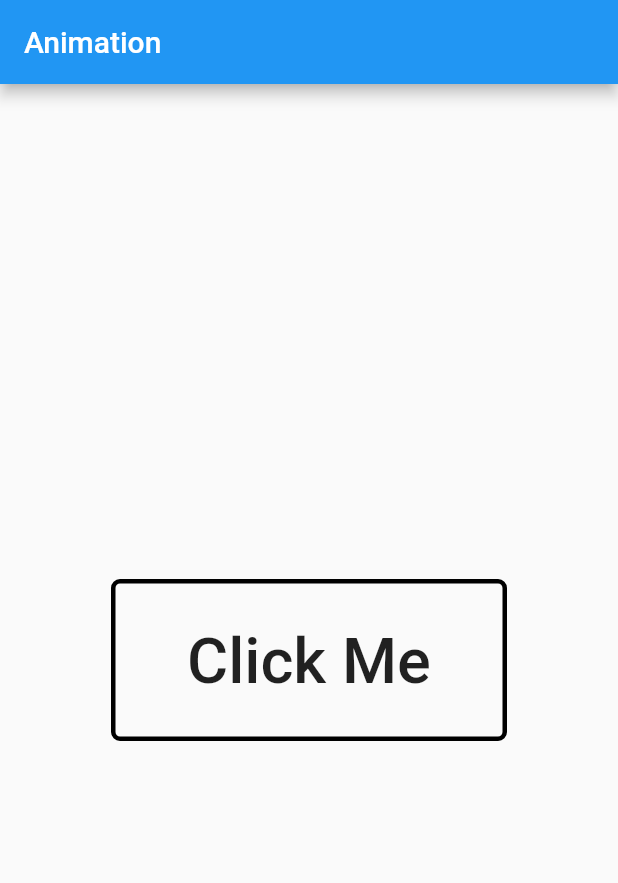
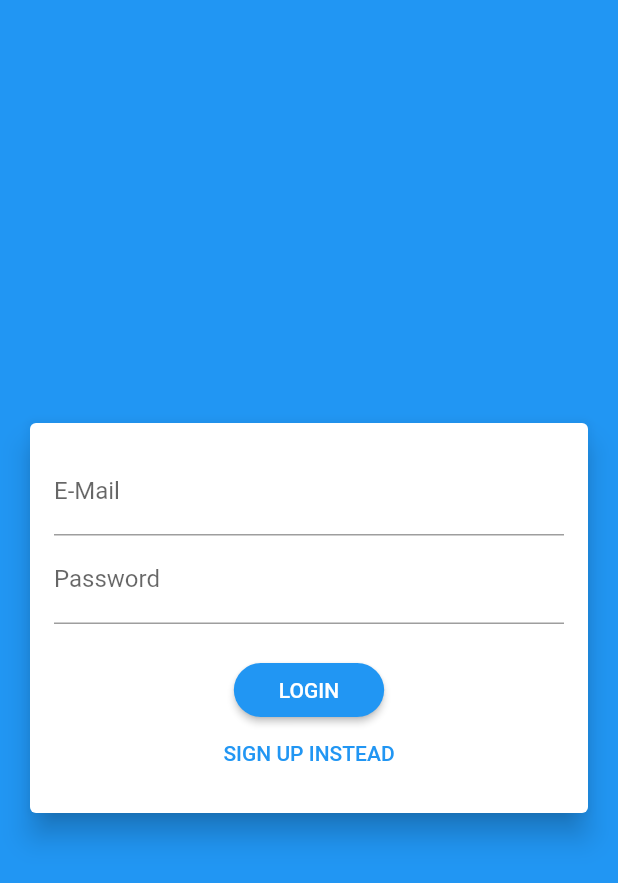
Before and after one commit to khaled98824/animation_hassn, a Flutter app: the screen it shows after launch, on a phone screen of 412 x 824 dp. Shown: the top 883 px of the screen. Run offline on Flutter 3.47's test engine with Material 2 defaults, Android fonts, the phone set to English and light mode, and no system bars.

Commit message:
animation

```diff
--- /dev/null
+++ b/lib/Login_Screen_Animation.dart
@@ -0,0 +1,143 @@
+import 'package:flutter/material.dart';
+
+class LogIn_Up_Screen_Animation extends StatefulWidget {
+  @override
+  _LogIn_Up_Screen_AnimationState createState() => _LogIn_Up_Screen_AnimationState();
+}
+
+enum AuthMode { SignUp, Login }
+
+class _LogIn_Up_Screen_AnimationState extends State<LogIn_Up_Screen_Animation> {
+  final GlobalKey<FormState> _formKey = GlobalKey();
+  AuthMode _authMode = AuthMode.Login;
+  Map<String, String> _authData = {
+    'email': '',
+    'password': '',
+  };
+
+  final _passwordController = TextEditingController();
+
+  void _switchAuthMode() {
+    if (_authMode == AuthMode.Login) {
+      setState(() {
+        _authMode = AuthMode.SignUp;
+      });
+    } else {
+      setState(() {
+        _authMode = AuthMode.Login;
+      });
+    }
+  }
+
+  @override
+  Widget build(BuildContext context) {
+    return Scaffold(
+      backgroundColor: Theme.of(context).primaryColor,
+      body: Center(
+        child: Card(
+          margin: EdgeInsets.all(20),
+          elevation: 8,
+          child: Container(
+            height: _authMode==AuthMode.SignUp? 320:260,
+            padding: EdgeInsets.all(16),
+            child: Form(
+              key: _formKey,
+              child: SingleChildScrollView(
+                child: Column(
+                  children: [
+                    TextFormField(
+                      decoration: InputDecoration(labelText: "E-Mail"),
+                      keyboardType: TextInputType.emailAddress,
+                      validator: (val) {
+                        if (val!.isEmpty || !val!.contains('@')) {
+                          return "Invalid email!";
+                        }
+                        return null;
+                      },
+                      onSaved: (val) {
+                        _authData['password'] = val!;
+                        print(_authData['password']);
+                      },
+                    ),
+                    TextFormField(
+                      decoration: InputDecoration(labelText: "Password"),
+                      controller: _passwordController,
+                      obscureText: true,
+                      validator: (val) {
+                        if (val!.isEmpty || val.length <= 5) {
+                          return "Password is too short!";
+                        }
+                        return null;
+                      },
+                      onSaved: (val) {
+                        _authData['email'] = val!;
+                        print(_authData['email']);
+                      },
+                    ),
+                    if (_authMode == AuthMode.SignUp)
+                      TextFormField(
+                        enabled: _authMode == AuthMode.SignUp,
+                        decoration:
+                        InputDecoration(labelText: 'Confirm Password'),
+                        obscureText: true,
+                        validator: _authMode == AuthMode.SignUp
+                            ? (value) {
+                          if (value != _passwordController.text) {
+                            return 'Passwords do not match!';
+                          }
+                          return null;
+                        }
+                            : null,
+                      ),
+                    SizedBox(
+                        height: 20
+                    ),
+                    RaisedButton(
+                      child:
+                      Text(_authMode == AuthMode.Login ? 'LOGIN' : 'SIGN UP'),
+                      onPressed: _submit,
+                      shape: RoundedRectangleBorder(
+                        borderRadius: BorderRadius.circular(30),
+                      ),
+                      padding:
+                      EdgeInsets.symmetric(horizontal: 30.0, vertical: 8.0),
+                      color: Theme.of(context).primaryColor,
+                      textColor: Theme.of(context).primaryTextTheme.button!.color,
+                    ),
+                    FlatButton(
+                      child: Text(
+                          '${_authMode == AuthMode.Login ? 'SIGN UP' : 'LOGIN'} INSTEAD'),
+                      onPressed: _switchAuthMode,
+                      padding:
+                      EdgeInsets.symmetric(horizontal: 30.0, vertical: 4),
+                      materialTapTargetSize: MaterialTapTargetSize.shrinkWrap,
+                      textColor: Theme.of(context).primaryColor,
+                    ),
+                  ],
+                ),
+              ),
+            ),
+          ),
+        ),
+      ),
+    );
+  }
+@override
+void dispose() {
+    // TODO: implement dispose
+    super.dispose();
+    _passwordController.dispose();
+  }
+  void _submit() {
+    if (!_formKey.currentState!.validate()) {
+      // Invalid!
+      return;
+    }
+    _formKey.currentState!.save();
+    if (_authMode == AuthMode.Login) {
+      // Log user in
+    } else {
+      // Sign user up
+    }
+  }
+}
--- a/lib/main.dart
+++ b/lib/main.dart
@@ -7,10 +7,12 @@ import 'AlignTransition.dart';
 import 'AnimatedPadding.dart';
 import 'AnimatedBuilder.dart';
 import 'ExplicitAnimation.dart';
+import 'HeroAnimation.dart';
+import 'Login_Screen_Animation.dart';
 import 'TweenAnimation.dart';
 
 void main() => runApp(MaterialApp(
-  home: AnimatedBuilderH(),
+  home: LogIn_Up_Screen_Animation(),
 ));
 
 class AnimatedContainerApp extends StatefulWidget {
```
Also changed, not shown: lib/HeroAnimation.dart (added, +46 -0 lines).
